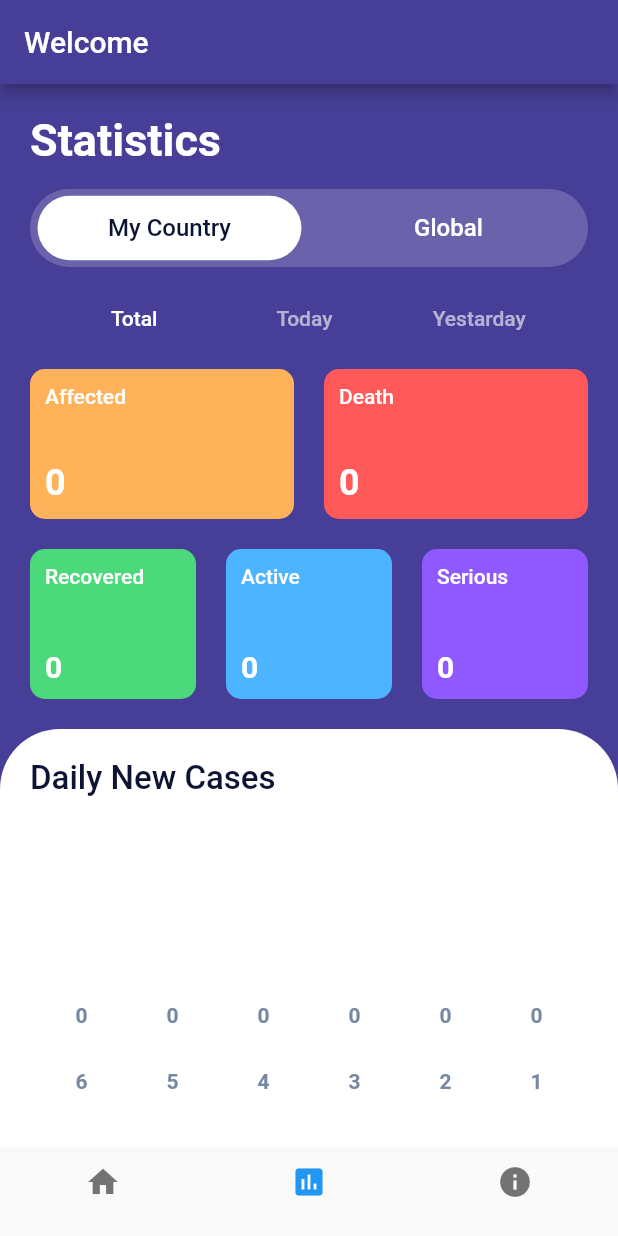
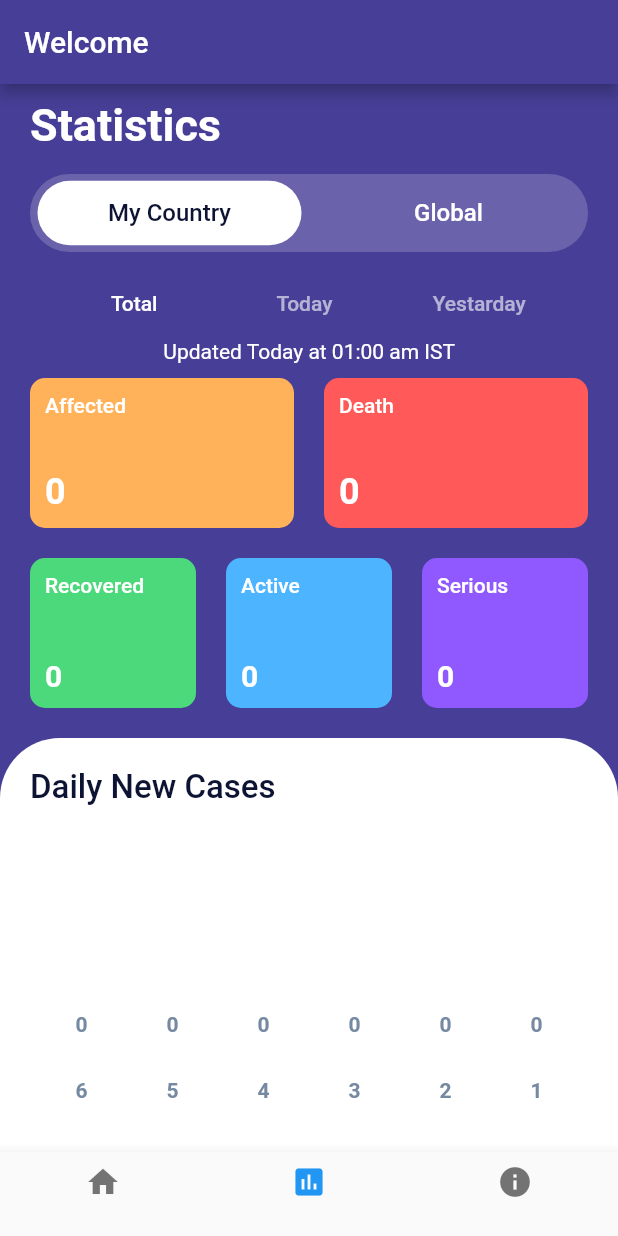
Before and after one commit to Abhishekdm/covid19, a Flutter app: the screen it shows after launch, item 2 of the bottom bar chosen, on a phone screen of 412 x 824 dp. Run offline on Flutter 3.47's test engine with Material 2 defaults, Android fonts, the phone set to English and light mode, and no system bars; drawn by our look-alikes of fl_chart; network calls fail.

Commit message:
improved statistics-screen

```diff
--- a/lib/screen/Statistics_screen.dart
+++ b/lib/screen/Statistics_screen.dart
@@ -27,6 +27,7 @@ class _StatisticsScreenState extends State<StatisticsScreen> {
   String serious = '0';
   List graphLabels;
   List graphValues;
+  DateTime now = DateTime.now();
 
   @override
   void initState() {
@@ -146,7 +147,12 @@ class _StatisticsScreenState extends State<StatisticsScreen> {
         child: Column(
           children: <Widget>[
             Padding(
-              padding: const EdgeInsets.all(20.0),
+              padding: const EdgeInsets.only(
+                left: 20,
+                right: 20,
+                top: 10,
+                bottom: 20,
+              ),
               child: Column(
                 crossAxisAlignment: CrossAxisAlignment.stretch,
                 children: <Widget>[
@@ -251,6 +257,13 @@ class _StatisticsScreenState extends State<StatisticsScreen> {
                       ],
                     ),
                   ),
+                  Text(
+                    "Updated Today at 01:00 am IST ",
+                    textAlign: TextAlign.center,
+                    style: TextStyle(
+                      color: Colors.white,
+                    ),
+                  ),
                   SizedBox(
                     height: 10,
                   ),
```
